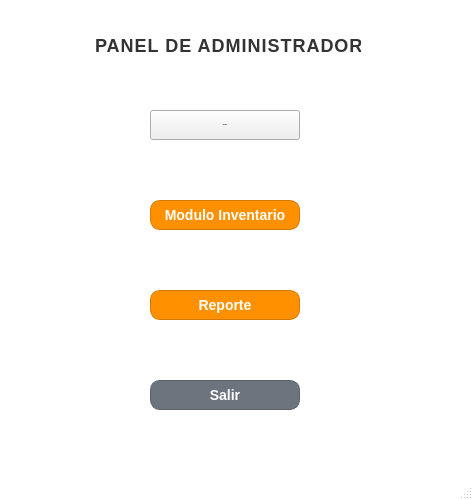
First picture: the form in gui/admin.ui, repository UTN-BDA-2026/repositorio-grupo-BCCG, before the edit.
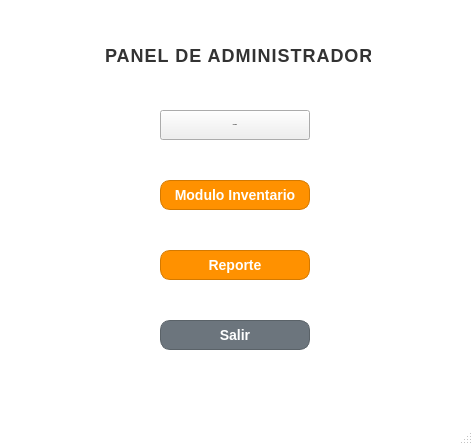
Second picture: the form after the edit.

Commit message: actualizar diseño de la ventanas

The edit to the form file:
```diff
--- a/gui/admin.ui
+++ b/gui/admin.ui
@@ -7,7 +7,7 @@
     <x>0</x>
     <y>0</y>
     <width>473</width>
-    <height>500</height>
+    <height>445</height>
    </rect>
   </property>
   <property name="windowTitle">
@@ -114,8 +114,8 @@
    <widget class="QLabel" name="label">
     <property name="geometry">
      <rect>
-      <x>90</x>
-      <y>30</y>
+      <x>100</x>
+      <y>40</y>
       <width>271</width>
       <height>41</height>
      </rect>
@@ -123,6 +123,7 @@
     <property name="font">
      <font>
       <pointsize>-1</pointsize>
+      <weight>75</weight>
       <bold>true</bold>
      </font>
     </property>
@@ -139,7 +140,7 @@
    <widget class="QPushButton" name="btnUsuarios">
     <property name="geometry">
      <rect>
-      <x>150</x>
+      <x>160</x>
       <y>110</y>
       <width>150</width>
       <height>30</height>
@@ -148,6 +149,7 @@
     <property name="font">
      <font>
       <pointsize>-1</pointsize>
+      <weight>75</weight>
       <bold>true</bold>
      </font>
     </property>
@@ -176,8 +178,8 @@
    <widget class="QPushButton" name="btnMenuInventario">
     <property name="geometry">
      <rect>
-      <x>150</x>
-      <y>200</y>
+      <x>160</x>
+      <y>180</y>
       <width>150</width>
       <height>30</height>
      </rect>
@@ -207,8 +209,8 @@
    <widget class="QPushButton" name="btnReporte">
     <property name="geometry">
      <rect>
-      <x>150</x>
-      <y>290</y>
+      <x>160</x>
+      <y>250</y>
       <width>150</width>
       <height>30</height>
      </rect>
@@ -238,8 +240,8 @@
    <widget class="QPushButton" name="btnVolver">
     <property name="geometry">
      <rect>
-      <x>150</x>
-      <y>380</y>
+      <x>160</x>
+      <y>320</y>
       <width>150</width>
       <height>30</height>
      </rect>
```
Left out of the diff: 2 changed lines with no effect on the pictures. The commit also changes 3 other files.
